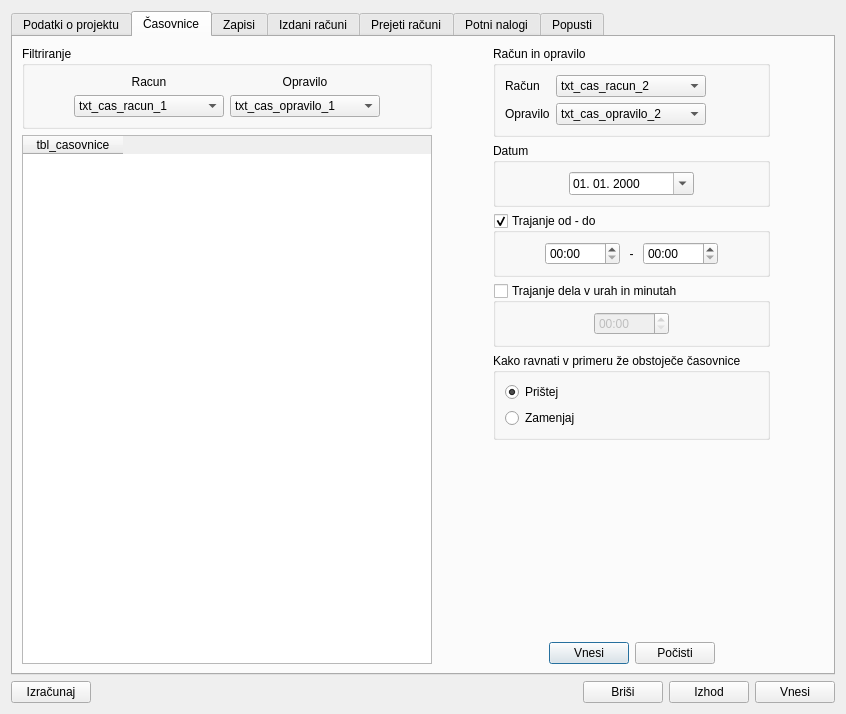
Old version of the form projekti.ui in the repository bubi-luka/BubiRacun.
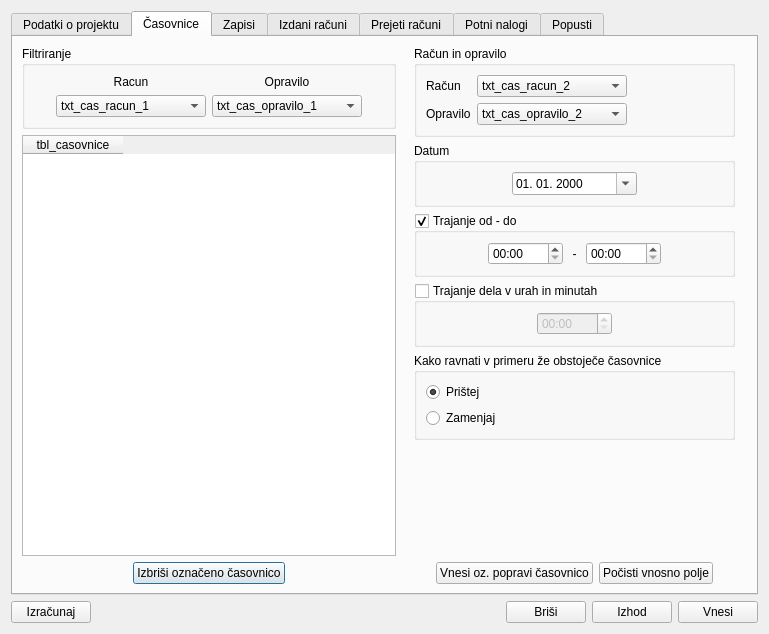
New version of the form.

Commit message:
UREJENO BRISANJE ČASOVNIC DANEGA PROJEKTA
V danem projektu lahko izbrišemo časovnice, pri čemer se sprememba upošteva
tudi pri računu.

closes #85

Patch:
```diff
--- a/projekti.ui
+++ b/projekti.ui
@@ -12,8 +12,8 @@
    <rect>
     <x>0</x>
     <y>0</y>
-    <width>846</width>
-    <height>714</height>
+    <width>769</width>
+    <height>634</height>
    </rect>
   </property>
   <property name="windowTitle">
@@ -368,7 +368,7 @@
       <attribute name="title">
        <string>Časovnice</string>
       </attribute>
-      <layout class="QHBoxLayout" name="horizontalLayout_16">
+      <layout class="QHBoxLayout" name="horizontalLayout_17">
        <item>
         <layout class="QVBoxLayout" name="verticalLayout_10">
          <item>
@@ -484,6 +484,43 @@
            </column>
           </widget>
          </item>
+         <item>
+          <layout class="QHBoxLayout" name="horizontalLayout_16">
+           <item>
+            <spacer name="horizontalSpacer_55">
+             <property name="orientation">
+              <enum>Qt::Horizontal</enum>
+             </property>
+             <property name="sizeHint" stdset="0">
+              <size>
+               <width>40</width>
+               <height>20</height>
+              </size>
+             </property>
+            </spacer>
+           </item>
+           <item>
+            <widget class="QPushButton" name="btn_brisi_casovnico">
+             <property name="text">
+              <string>Izbriši označeno časovnico</string>
+             </property>
+            </widget>
+           </item>
+           <item>
+            <spacer name="horizontalSpacer_54">
+             <property name="orientation">
+              <enum>Qt::Horizontal</enum>
+             </property>
+             <property name="sizeHint" stdset="0">
+              <size>
+               <width>40</width>
+               <height>20</height>
+              </size>
+             </property>
+            </spacer>
+           </item>
+          </layout>
+         </item>
         </layout>
        </item>
        <item>
@@ -839,14 +876,14 @@
            <item>
             <widget class="QPushButton" name="btn_vnesi_casovnico">
              <property name="text">
-              <string>Vnesi</string>
+              <string>Vnesi oz. popravi časovnico</string>
              </property>
             </widget>
            </item>
            <item>
             <widget class="QPushButton" name="btn_pocisti_casovnico">
              <property name="text">
-              <string>Počisti</string>
+              <string>Počisti vnosno polje</string>
              </property>
             </widget>
            </item>
```
Left out of the diff: 12 changed lines with no effect on the pictures. The commit also changes 2 other files.
